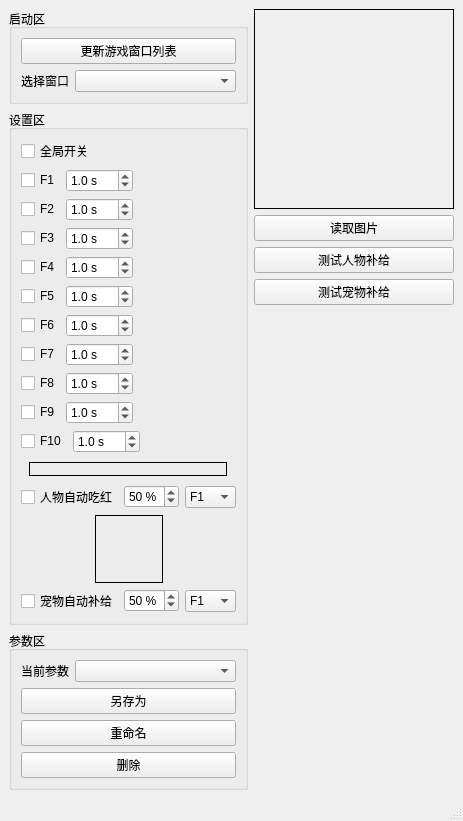
First picture: the form in mainwindow.ui, repository SSSSSFFFFF/FxPresser, before the edit.
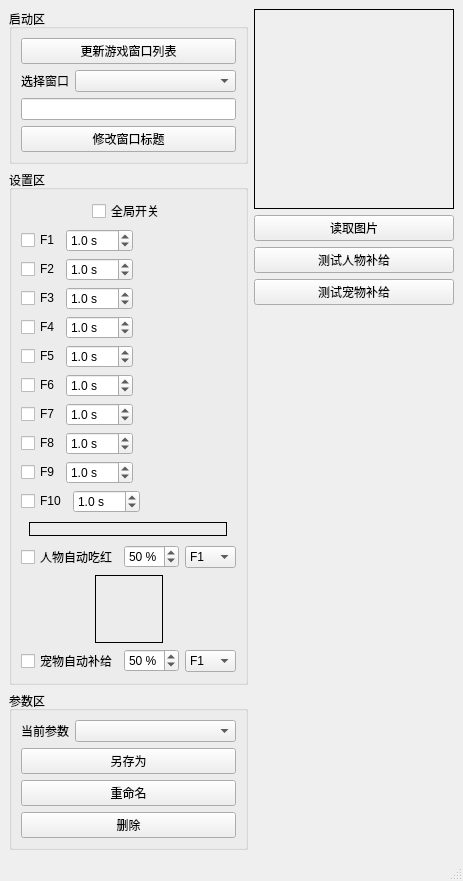
Second picture: the form after the edit.

Commit message: 修改窗口标题功能，方便OBS自动切换场景

The edit to the form file:
```diff
--- a/mainwindow.ui
+++ b/mainwindow.ui
@@ -7,7 +7,7 @@
     <x>0</x>
     <y>0</y>
     <width>460</width>
-    <height>772</height>
+    <height>829</height>
    </rect>
   </property>
   <property name="windowTitle">
@@ -54,6 +54,20 @@
            </item>
           </layout>
          </item>
+         <item>
+          <layout class="QVBoxLayout" name="verticalLayout_6">
+           <item>
+            <widget class="QLineEdit" name="lineEdit_WindowTitle"/>
+           </item>
+           <item>
+            <widget class="QPushButton" name="pushButton_ChangeWindowTitle">
+             <property name="text">
+              <string>修改窗口标题</string>
+             </property>
+            </widget>
+           </item>
+          </layout>
+         </item>
         </layout>
        </widget>
       </item>
@@ -65,6 +79,19 @@
         <layout class="QVBoxLayout" name="verticalLayout_2">
          <item>
           <layout class="QHBoxLayout" name="horizontalLayout_16">
+           <item>
+            <spacer name="horizontalSpacer_16">
+             <property name="orientation">
+              <enum>Qt::Horizontal</enum>
+             </property>
+             <property name="sizeHint" stdset="0">
+              <size>
+               <width>40</width>
+               <height>20</height>
+              </size>
+             </property>
+            </spacer>
+           </item>
            <item>
             <widget class="QCheckBox" name="checkBox_Switch">
              <property name="text">
```
The commit also changes 4 other files.
